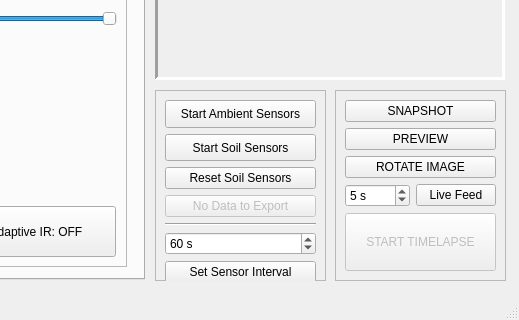
Old version of the form .ui/FlashLapse_Pro.ui in the repository CoCl-Jerry/Flashlapse_Pro_RELEASE; both pictures show x 505 to 1024 and y 280 to 600 of the 1024 by 600 pixel window.
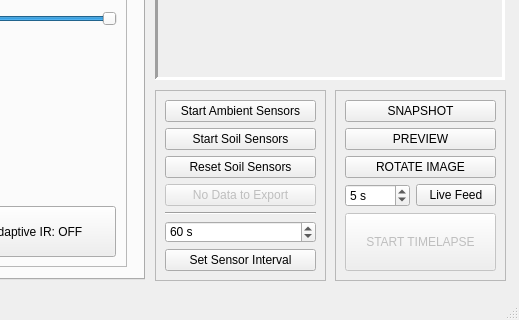
New version of the form. Icons and pictures are not drawn. Custom widgets are drawn as their Qt base class.

```diff
--- a/.ui/FlashLapse_Pro.ui
+++ b/.ui/FlashLapse_Pro.ui
@@ -2677,7 +2677,7 @@
        <x>10</x>
        <y>10</y>
        <width>151</width>
-       <height>183</height>
+       <height>171</height>
       </rect>
      </property>
      <layout class="QGridLayout" name="gridLayout">
```
